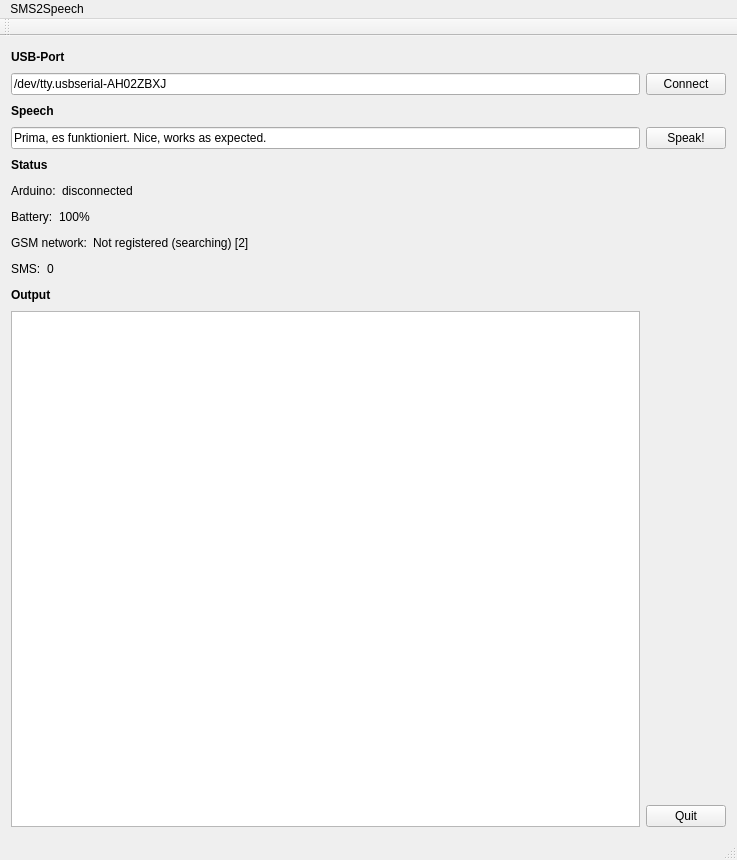
markusk/SMS2Speech, file SMS2Speech/mainwindow.ui: the form before one commit.
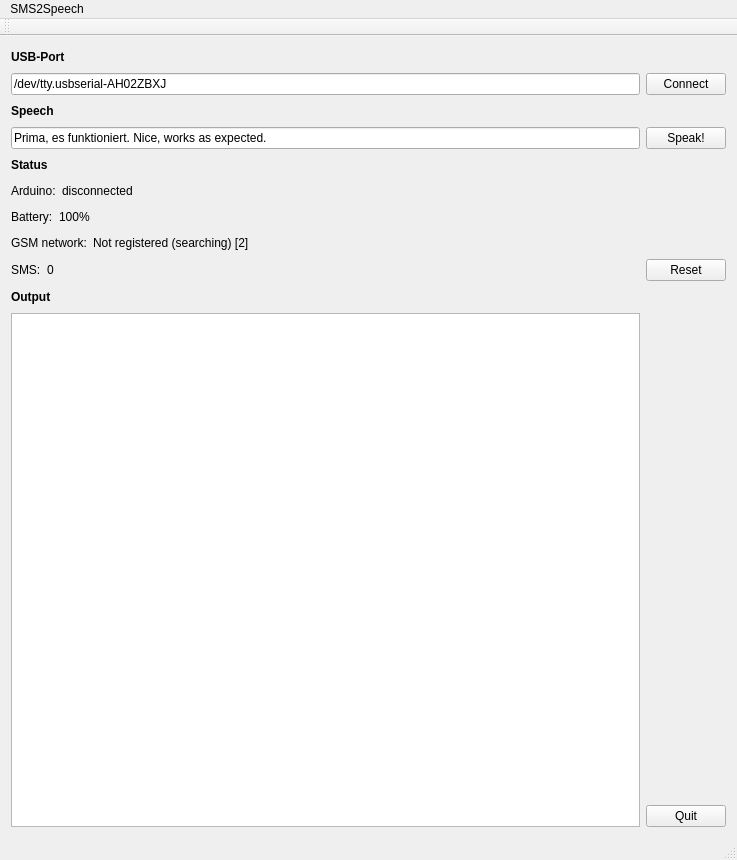
The form after the commit.

Commit message: Added reset button. Does not work so far...

```diff
--- a/SMS2Speech/mainwindow.ui
+++ b/SMS2Speech/mainwindow.ui
@@ -279,6 +279,13 @@
           </property>
          </spacer>
         </item>
+        <item>
+         <widget class="QPushButton" name="pushButtonReset">
+          <property name="text">
+           <string>Reset</string>
+          </property>
+         </widget>
+        </item>
        </layout>
       </item>
      </layout>
```
The commit also changes 3 other files.
